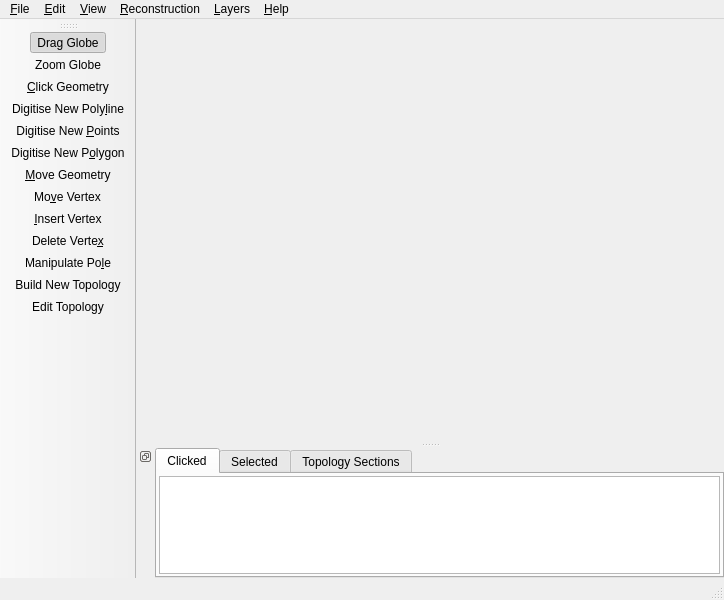
Old version of the form src/qt-widgets/ViewportWindowUi.ui in the repository GPlates/GPlates.
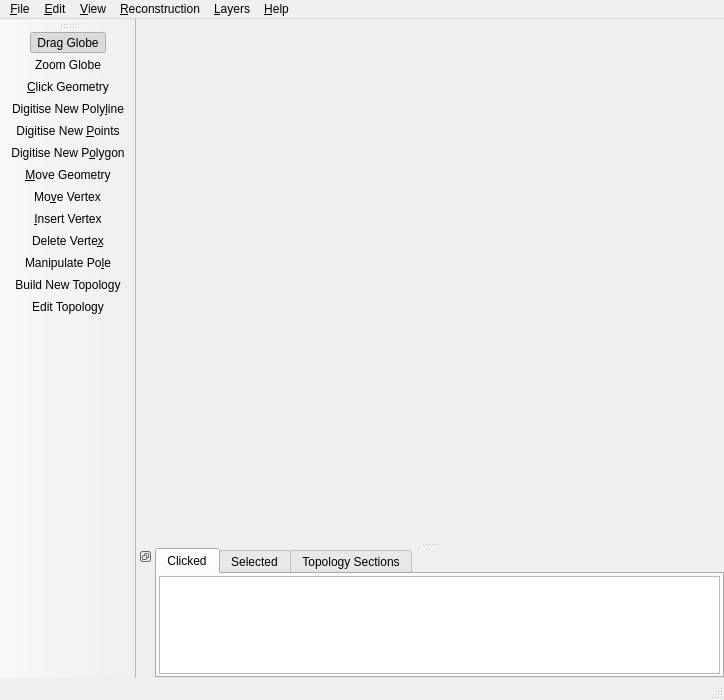
New version of the form. Icons and pictures are not drawn.

Patch:
```diff
--- a/src/qt-widgets/ViewportWindowUi.ui
+++ b/src/qt-widgets/ViewportWindowUi.ui
@@ -6,13 +6,13 @@
     <x>0</x>
     <y>0</y>
     <width>724</width>
-    <height>600</height>
+    <height>700</height>
    </rect>
   </property>
   <property name="minimumSize" >
    <size>
     <width>580</width>
-    <height>600</height>
+    <height>700</height>
    </size>
   </property>
   <property name="windowTitle" >
```
